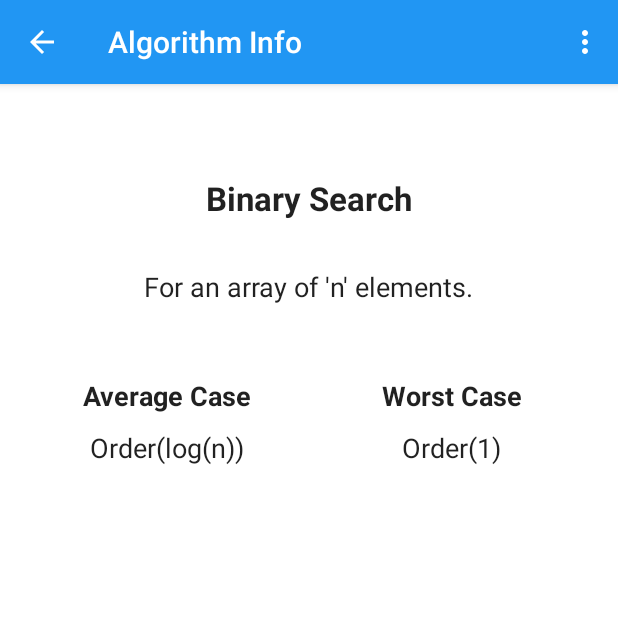
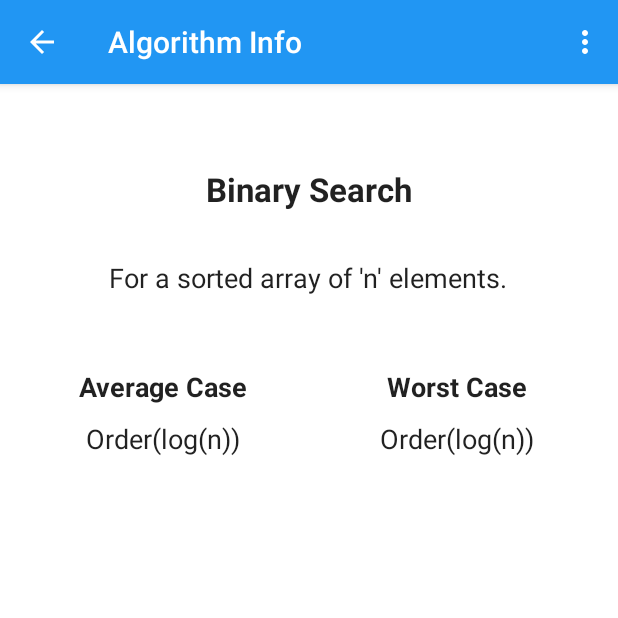
Before and after one commit to ckhurana/AlgoPlexity, an Android app: the screen it shows after launch (AlgorithmActivity), after a tap on "Binary Search", on a phone screen of 412 x 824 dp, the top half of it. Run offline under Robolectric (Android 15) with nearby library versions, the phone set to English and light mode, and no system bars.

```diff
--- a/app/src/main/java/in/kicka55studios/algoplexity/AlgoDBHandler.java
+++ b/app/src/main/java/in/kicka55studios/algoplexity/AlgoDBHandler.java
@@ -39,8 +39,8 @@ public class AlgoDBHandler extends SQLiteOpenHelper {
         int number_of_algos = 9;
 
         Algorithm[] algo = new Algorithm[number_of_algos];
-        algo[0] = new Algorithm("Linear Search", "For an array of \'n\' elements.", "Order(n)", "Order(1)");
-        algo[1] = new Algorithm("Binary Search", "For an array of \'n\' elements.", "Order(log(n))", "Order(1)");
+        algo[0] = new Algorithm("Linear Search", "For an array of \'n\' elements.", "Order(n)", "Order(n)");
+        algo[1] = new Algorithm("Binary Search", "For a sorted array of \'n\' elements.", "Order(log(n))", "Order(log(n))");
         algo[2] = new Algorithm("Bubble Sort", "For an array of \'n\' elements.", "Order(n^2)", "Order(n^2)");
         algo[3] = new Algorithm("Insertion Sort", "For an array of \'n\' elements.", "Order(n^2)", "Order(n^2)");
         algo[4] = new Algorithm("Merge Sort", "For an array of \'n\' elements.", "Order(n*log(n))", "Order(n*log(n))");
--- a/app/src/main/res/values/dimens.xml
+++ b/app/src/main/res/values/dimens.xml
@@ -1,5 +1,5 @@
 <resources>
     <!-- Default screen margins, per the Android Design guidelines. -->
-    <dimen name="activity_horizontal_margin">16dp</dimen>
-    <dimen name="activity_vertical_margin">16dp</dimen>
+    <dimen name="activity_horizontal_margin">10dp</dimen>
+    <dimen name="activity_vertical_margin">10dp</dimen>
 </resources>
```
Also changed, not shown: app/src/main/res/values/styles.xml (+7 -0 lines), 1 other file.
